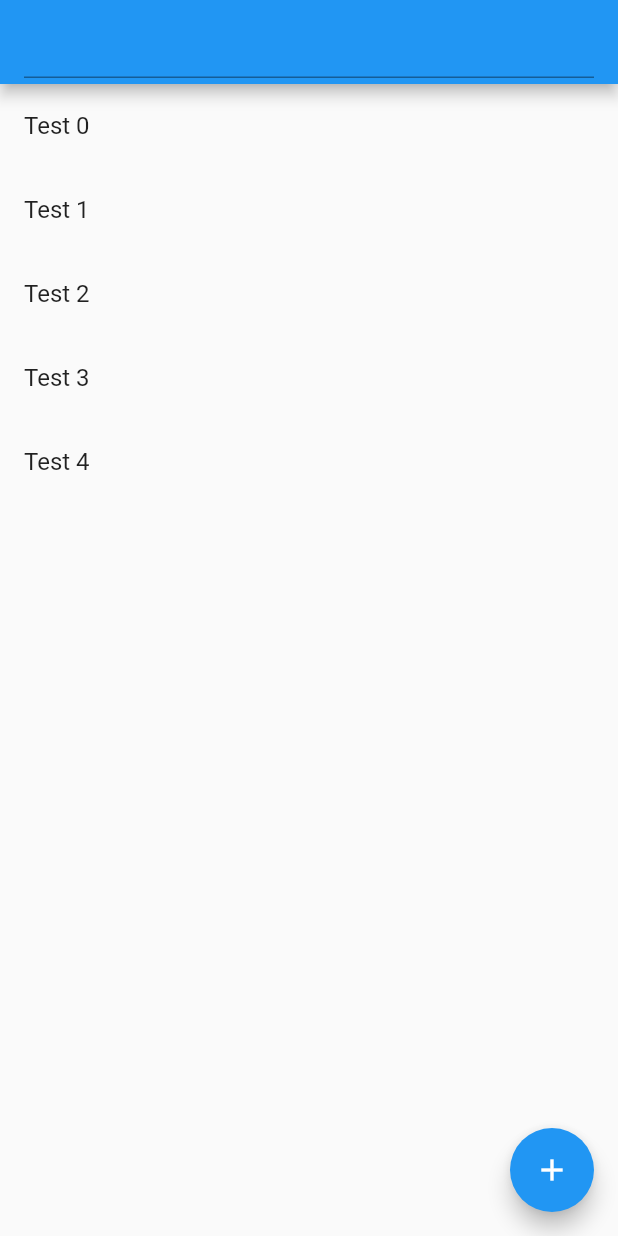
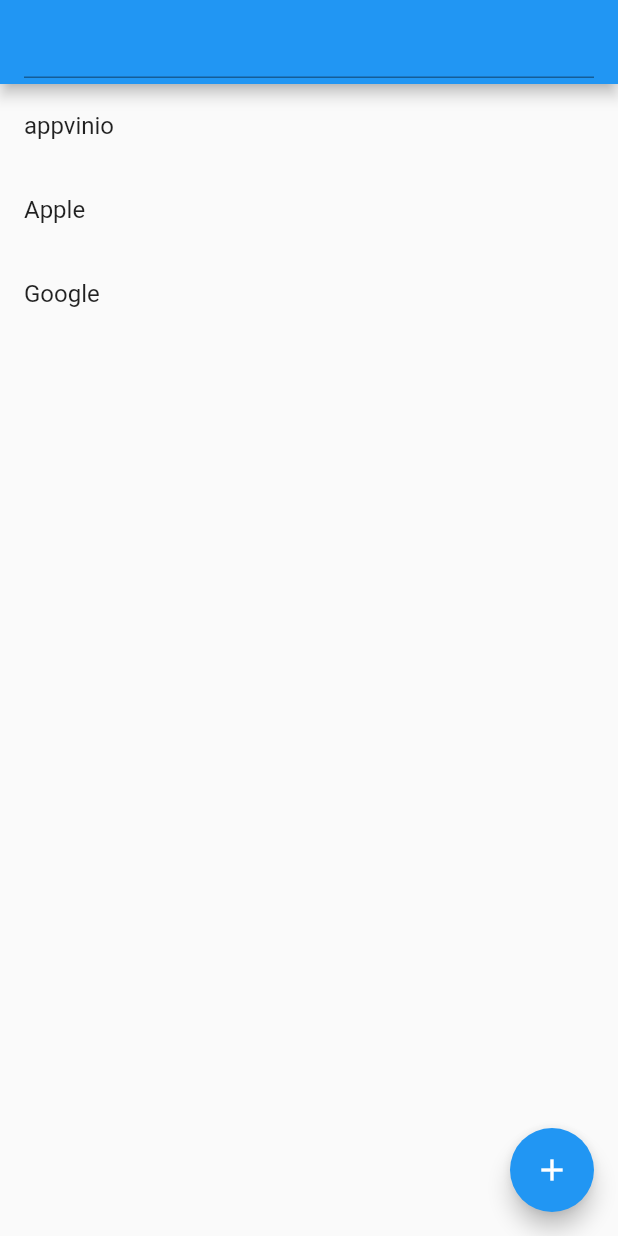
Before and after one commit to appvinio/levelup_flutter_example, a Flutter app: the screen it shows after launch, on a phone screen of 412 x 824 dp. Run offline on Flutter 3.47's test engine with Material 2 defaults, Android fonts, the phone set to English and light mode, and no system bars.

Commit message:
list with custom data

```diff
--- a/lib/main.dart
+++ b/lib/main.dart
@@ -21,7 +21,18 @@ class MyHomePage extends StatefulWidget {
   _MyHomePageState createState() => new _MyHomePageState();
 }
 
+class Entry {
+  Entry(this.name);
+  String name;
+}
+
 class _MyHomePageState extends State<MyHomePage> {
+  final List<Entry> data = <Entry>[
+    Entry("appvinio"),
+    Entry("Apple"),
+    Entry("Google"),
+  ];
+
   @override
   Widget build(BuildContext context) {
     return new Scaffold(
@@ -29,9 +40,10 @@ class _MyHomePageState extends State<MyHomePage> {
         title: TextField(),
       ),
       body: ListView.builder(
-          itemBuilder: (BuildContext context, int index) =>
-              ListTile(title: Text("Test $index"),),
-          itemCount: 5),
+          itemBuilder: (BuildContext context, int index) => ListTile(
+            title: Text(data[index].name),
+          ),
+          itemCount: data.length),
       floatingActionButton: new FloatingActionButton(
         tooltip: 'Increment',
         child: new Icon(Icons.add),
```
